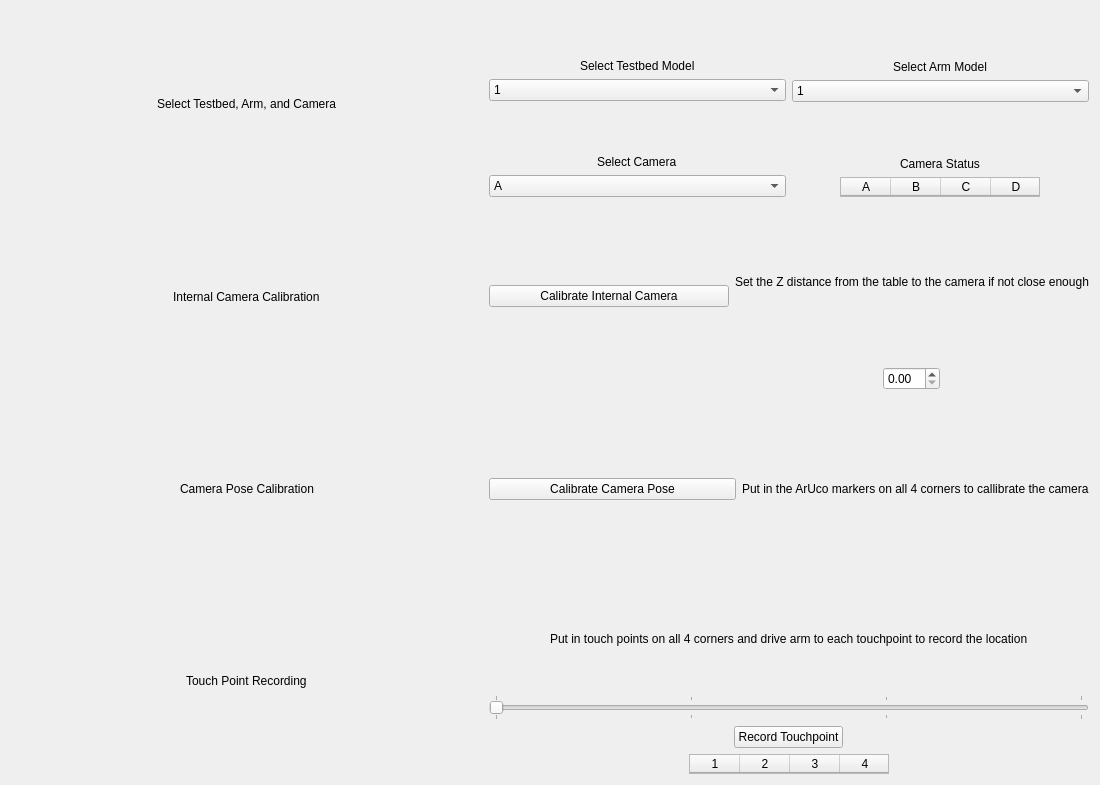
Keeganfn/testbed-calibration, file calibration/resource/calibration.ui: the form before one commit.
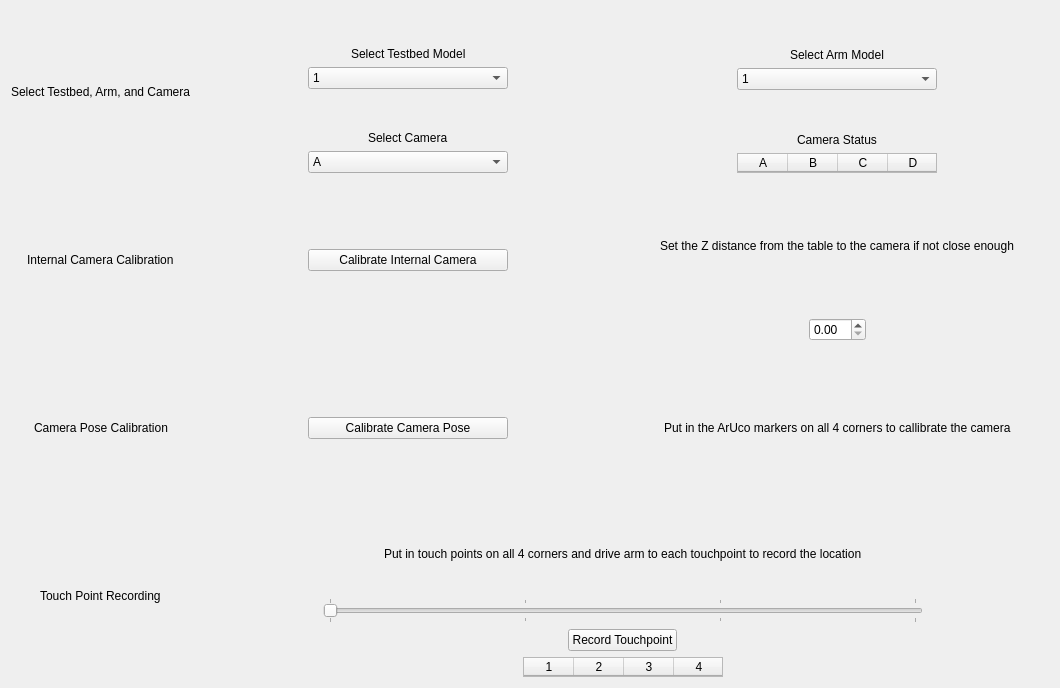
The form after the commit.

Diff of the .ui file:
```diff
--- a/calibration/resource/calibration.ui
+++ b/calibration/resource/calibration.ui
@@ -6,24 +6,253 @@
    <rect>
     <x>0</x>
     <y>0</y>
-    <width>1100</width>
-    <height>785</height>
+    <width>1060</width>
+    <height>688</height>
    </rect>
   </property>
+  <property name="minimumSize">
+   <size>
+    <width>840</width>
+    <height>0</height>
+   </size>
+  </property>
   <property name="windowTitle">
    <string>Form</string>
   </property>
   <layout class="QGridLayout" name="gridLayout">
    <item row="0" column="0">
-    <layout class="QGridLayout" name="gridLayout_2" columnstretch="0,0">
+    <layout class="QGridLayout" name="gridLayout_2" rowstretch="0,0,0,0" columnstretch="0,0">
      <property name="sizeConstraint">
-      <enum>QLayout::SetDefaultConstraint</enum>
+      <enum>QLayout::SetNoConstraint</enum>
      </property>
      <property name="horizontalSpacing">
       <number>6</number>
      </property>
+     <item row="1" column="1">
+      <layout class="QVBoxLayout" name="verticalLayout_9" stretch="0">
+       <item>
+        <layout class="QHBoxLayout" name="horizontalLayout_4" stretch="1,1">
+         <property name="sizeConstraint">
+          <enum>QLayout::SetDefaultConstraint</enum>
+         </property>
+         <item>
+          <layout class="QVBoxLayout" name="verticalLayout_10">
+           <property name="sizeConstraint">
+            <enum>QLayout::SetDefaultConstraint</enum>
+           </property>
+           <item alignment="Qt::AlignHCenter">
+            <widget class="QPushButton" name="calibrateInternalCameraButton_2">
+             <property name="sizePolicy">
+              <sizepolicy hsizetype="Preferred" vsizetype="Fixed">
+               <horstretch>0</horstretch>
+               <verstretch>0</verstretch>
+              </sizepolicy>
+             </property>
+             <property name="minimumSize">
+              <size>
+               <width>200</width>
+               <height>0</height>
+              </size>
+             </property>
+             <property name="maximumSize">
+              <size>
+               <width>400</width>
+               <height>16777215</height>
+              </size>
+             </property>
+             <property name="text">
+              <string>Calibrate Internal Camera</string>
+             </property>
+             <property name="flat">
+              <bool>false</bool>
+             </property>
+            </widget>
+           </item>
+          </layout>
+         </item>
+         <item>
+          <layout class="QVBoxLayout" name="verticalLayout_11" stretch="0,0">
+           <property name="spacing">
+            <number>6</number>
+           </property>
+           <property name="sizeConstraint">
+            <enum>QLayout::SetDefaultConstraint</enum>
+           </property>
+           <item alignment="Qt::AlignHCenter">
+            <widget class="QLabel" name="zDistLabel_2">
+             <property name="text">
+              <string>Set the Z distance from the table to the camera if not close enough</string>
+             </property>
+            </widget>
+           </item>
+           <item alignment="Qt::AlignHCenter">
+            <widget class="QDoubleSpinBox" name="zDistBox_2">
+             <property name="sizePolicy">
+              <sizepolicy hsizetype="Preferred" vsizetype="Fixed">
+               <horstretch>0</horstretch>
+               <verstretch>0</verstretch>
+              </sizepolicy>
+             </property>
+            </widget>
+           </item>
+          </layout>
+         </item>
+        </layout>
+       </item>
+      </layout>
+     </item>
+     <item row="0" column="0" alignment="Qt::AlignHCenter">
+      <widget class="QLabel" name="selectLeftLabel_2">
+       <property name="sizePolicy">
+        <sizepolicy hsizetype="Preferred" vsizetype="Preferred">
+         <horstretch>0</horstretch>
+         <verstretch>0</verstretch>
+        </sizepolicy>
+       </property>
+       <property name="minimumSize">
+        <size>
+         <width>0</width>
+         <height>0</height>
+        </size>
+       </property>
+       <property name="maximumSize">
+        <size>
+         <width>16777215</width>
+         <height>200</height>
+        </size>
+       </property>
+       <property name="text">
+        <string>Select Testbed, Arm, and Camera</string>
+       </property>
+      </widget>
+     </item>
      <item row="2" column="1">
-      <layout class="QHBoxLayout" name="horizontalLayout_6">
+      <layout class="QHBoxLayout" name="horizontalLayout_5" stretch="1,1">
+       <property name="sizeConstraint">
+        <enum>QLayout::SetMinimumSize</enum>
+       </property>
+       <item>
+        <layout class="QVBoxLayout" name="verticalLayout_12">
+         <item alignment="Qt::AlignHCenter">
+          <widget class="QPushButton" name="cameraPoseButton_2">
+           <property name="sizePolicy">
+            <sizepolicy hsizetype="Preferred" vsizetype="Fixed">
+             <horstretch>0</horstretch>
+             <verstretch>0</verstretch>
+            </sizepolicy>
+           </property>
+           <property name="minimumSize">
+            <size>
+             <width>200</width>
+             <height>0</height>
+            </size>
+           </property>
+           <property name="maximumSize">
+            <size>
+             <width>400</width>
+             <height>16777215</height>
+            </size>
+           </property>
+           <property name="text">
+            <string>Calibrate Camera Pose</string>
+           </property>
+          </widget>
+         </item>
+        </layout>
+       </item>
+       <item>
+        <layout class="QVBoxLayout" name="verticalLayout_13">
+         <item alignment="Qt::AlignHCenter">
+          <widget class="QLabel" name="arucoLabel_2">
+           <property name="text">
+            <string>Put in the ArUco markers on all 4 corners to callibrate the camera</string>
+           </property>
+          </widget>
+         </item>
+        </layout>
+       </item>
+      </layout>
+     </item>
+     <item row="3" column="0" alignment="Qt::AlignHCenter">
+      <widget class="QLabel" name="touchPtLeftLabel_2">
+       <property name="sizePolicy">
+        <sizepolicy hsizetype="Preferred" vsizetype="Preferred">
+         <horstretch>0</horstretch>
+         <verstretch>0</verstretch>
+        </sizepolicy>
+       </property>
+       <property name="minimumSize">
+        <size>
+         <width>0</width>
+         <height>0</height>
+        </size>
+       </property>
+       <property name="maximumSize">
+        <size>
+         <width>16777215</width>
+         <height>200</height>
+        </size>
+       </property>
+       <property name="text">
+        <string>Touch Point Recording</string>
+       </property>
+      </widget>
+     </item>
+     <item row="2" column="0" alignment="Qt::AlignHCenter">
+      <widget class="QLabel" name="cameraPoseLeftLabel_2">
+       <property name="sizePolicy">
+        <sizepolicy hsizetype="Preferred" vsizetype="Preferred">
+         <horstretch>0</horstretch>
+         <verstretch>0</verstretch>
+        </sizepolicy>
+       </property>
+       <property name="minimumSize">
+        <size>
+         <width>0</width>
+         <height>0</height>
+        </size>
+       </property>
+       <property name="maximumSize">
+        <size>
+         <width>16777215</width>
+         <height>200</height>
+        </size>
+       </property>
+       <property name="text">
+        <string>Camera Pose Calibration</string>
+       </property>
+      </widget>
+     </item>
+     <item row="1" column="0" alignment="Qt::AlignHCenter">
+      <widget class="QLabel" name="internalCameraLeftLabel_2">
+       <property name="sizePolicy">
+        <sizepolicy hsizetype="Preferred" vsizetype="Preferred">
+         <horstretch>0</horstretch>
+         <verstretch>0</verstretch>
+        </sizepolicy>
+       </property>
+       <property name="minimumSize">
+        <size>
+         <width>0</width>
+         <height>0</height>
+        </size>
+       </property>
+       <property name="maximumSize">
+        <size>
+         <width>16777215</width>
+         <height>200</height>
+        </size>
+       </property>
+       <property name="text">
+        <string>Internal Camera Calibration</string>
+       </property>
+      </widget>
+     </item>
+     <item row="0" column="1">
+      <layout class="QHBoxLayout" name="horizontalLayout_6" stretch="1,1">
+       <property name="sizeConstraint">
+        <enum>QLayout::SetMinimumSize</enum>
+       </property>
        <item>
         <layout class="QVBoxLayout" name="verticalLayout_14">
          <item alignment="Qt::AlignHCenter|Qt::AlignBottom">
@@ -33,8 +262,26 @@
            </property>
           </widget>
          </item>
-         <item>
+         <item alignment="Qt::AlignHCenter">
           <widget class="QComboBox" name="testBedComboBox_2">
+           <property name="sizePolicy">
+            <sizepolicy hsizetype="Preferred" vsizetype="Fixed">
+             <horstretch>0</horstretch>
+             <verstretch>0</verstretch>
+            </sizepolicy>
+           </property>
+           <property name="minimumSize">
+            <size>
+             <width>200</width>
+             <height>0</height>
+            </size>
+           </property>
+           <property name="maximumSize">
+            <size>
+             <width>400</width>
+             <height>16777215</height>
+            </size>
+           </property>
            <item>
             <property name="text">
              <string>1</string>
@@ -54,8 +301,26 @@
            </property>
           </widget>
          </item>
-         <item>
+         <item alignment="Qt::AlignHCenter">
           <widget class="QComboBox" name="cameraComboBox_2">
+           <property name="sizePolicy">
+            <sizepolicy hsizetype="MinimumExpanding" vsizetype="Fixed">
+             <horstretch>0</horstretch>
+             <verstretch>0</verstretch>
+            </sizepolicy>
+           </property>
+           <property name="minimumSize">
+            <size>
+             <width>200</width>
+             <height>0</height>
+            </size>
+           </property>
+           <property name="maximumSize">
+            <size>
+             <width>400</width>
+             <height>16777215</height>
+            </size>
+           </property>
            <item>
             <property name="text">
              <string>A</string>
@@ -84,13 +349,37 @@
         <layout class="QVBoxLayout" name="verticalLayout_15">
          <item alignment="Qt::AlignHCenter|Qt::AlignBottom">
           <widget class="QLabel" name="selectArmLabel_2">
+           <property name="maximumSize">
+            <size>
+             <width>16777215</width>
+             <height>16777215</height>
+            </size>
+           </property>
            <property name="text">
             <string>Select Arm Model</string>
            </property>
           </widget>
          </item>
-         <item>
+         <item alignment="Qt::AlignHCenter">
           <widget class="QComboBox" name="armComboBox_2">
+           <property name="sizePolicy">
+            <sizepolicy hsizetype="Preferred" vsizetype="Fixed">
+             <horstretch>0</horstretch>
+             <verstretch>0</verstretch>
+            </sizepolicy>
+           </property>
+           <property name="minimumSize">
+            <size>
+             <width>200</width>
+             <height>0</height>
+            </size>
+           </property>
+           <property name="maximumSize">
+            <size>
+             <width>400</width>
+             <height>16777215</height>
+            </size>
+           </property>
            <item>
             <property name="text">
              <string>1</string>
@@ -162,105 +451,8 @@
        </item>
       </layout>
      </item>
-     <item row="2" column="0" alignment="Qt::AlignHCenter">
-      <widget class="QLabel" name="selectLeftLabel_2">
-       <property name="sizePolicy">
-        <sizepolicy hsizetype="Minimum" vsizetype="Minimum">
-         <horstretch>0</horstretch>
-         <verstretch>0</verstretch>
-        </sizepolicy>
-       </property>
-       <property name="text">
-        <string>Select Testbed, Arm, and Camera</string>
-       </property>
-      </widget>
-     </item>
-     <item row="9" column="0" alignment="Qt::AlignHCenter">
-      <widget class="QLabel" name="cameraPoseLeftLabel_2">
-       <property name="sizePolicy">
-        <sizepolicy hsizetype="Minimum" vsizetype="Minimum">
-         <horstretch>0</horstretch>
-         <verstretch>0</verstretch>
-        </sizepolicy>
-       </property>
-       <property name="text">
-        <string>Camera Pose Calibration</string>
-       </property>
-      </widget>
-     </item>
-     <item row="8" column="1">
-      <layout class="QVBoxLayout" name="verticalLayout_9">
-       <item>
-        <layout class="QHBoxLayout" name="horizontalLayout_4">
-         <item>
-          <layout class="QVBoxLayout" name="verticalLayout_10">
-           <item>
-            <widget class="QPushButton" name="calibrateInternalCameraButton_2">
-             <property name="sizePolicy">
-              <sizepolicy hsizetype="Preferred" vsizetype="Fixed">
-               <horstretch>0</horstretch>
-               <verstretch>0</verstretch>
-              </sizepolicy>
-             </property>
-             <property name="text">
-              <string>Calibrate Internal Camera</string>
-             </property>
-            </widget>
-           </item>
-          </layout>
-         </item>
-         <item>
-          <layout class="QVBoxLayout" name="verticalLayout_11" stretch="0,0">
-           <property name="spacing">
-            <number>6</number>
-           </property>
-           <property name="sizeConstraint">
-            <enum>QLayout::SetDefaultConstraint</enum>
-           </property>
-           <item alignment="Qt::AlignHCenter|Qt::AlignVCenter">
-            <widget class="QLabel" name="zDistLabel_2">
-             <property name="sizePolicy">
-              <sizepolicy hsizetype="Preferred" vsizetype="Fixed">
-               <horstretch>0</horstretch>
-               <verstretch>0</verstretch>
-              </sizepolicy>
-             </property>
-             <property name="text">
-              <string>Set the Z distance from the table to the camera if not close enough</string>
-             </property>
-            </widget>
-           </item>
-           <item alignment="Qt::AlignHCenter">
-            <widget class="QDoubleSpinBox" name="zDistBox_2">
-             <property name="sizePolicy">
-              <sizepolicy hsizetype="Fixed" vsizetype="Fixed">
-               <horstretch>0</horstretch>
-               <verstretch>0</verstretch>
-              </sizepolicy>
-             </property>
-            </widget>
-           </item>
-          </layout>
-         </item>
-        </layout>
-       </item>
-      </layout>
-     </item>
-     <item row="10" column="0" alignment="Qt::AlignHCenter">
-      <widget class="QLabel" name="touchPtLeftLabel_2">
-       <property name="sizePolicy">
-        <sizepolicy hsizetype="Minimum" vsizetype="Minimum">
-         <horstretch>0</horstretch>
-         <verstretch>0</verstretch>
-        </sizepolicy>
-       </property>
-       <property name="text">
-        <string>Touch Point Recording</string>
-       </property>
-      </widget>
-     </item>
-     <item row="10" column="1">
-      <layout class="QVBoxLayout" name="verticalLayout_16">
+     <item row="3" column="1">
+      <layout class="QVBoxLayout" name="verticalLayout_16" stretch="0,0,0,0">
        <item alignment="Qt::AlignHCenter">
         <widget class="QLabel" name="touchPtLabel_2">
          <property name="text">
@@ -268,17 +460,23 @@
          </property>
         </widget>
        </item>
-       <item>
+       <item alignment="Qt::AlignHCenter">
         <widget class="QSlider" name="touchPtSlider_2">
          <property name="sizePolicy">
-          <sizepolicy hsizetype="MinimumExpanding" vsizetype="Fixed">
+          <sizepolicy hsizetype="Expanding" vsizetype="Fixed">
            <horstretch>0</horstretch>
            <verstretch>0</verstretch>
           </sizepolicy>
          </property>
-         <property name="maximumSize">
+         <property name="minimumSize">
           <size>
            <width>600</width>
+           <height>0</height>
+          </size>
+         </property>
+         <property name="maximumSize">
+          <size>
+           <width>800</width>
            <height>16777215</height>
           </size>
          </property>
@@ -302,7 +500,7 @@
        <item alignment="Qt::AlignHCenter">
         <widget class="QPushButton" name="recordButton_2">
          <property name="sizePolicy">
-          <sizepolicy hsizetype="Fixed" vsizetype="Fixed">
+          <sizepolicy hsizetype="Minimum" vsizetype="Fixed">
            <horstretch>0</horstretch>
            <verstretch>0</verstretch>
           </sizepolicy>
@@ -365,45 +563,6 @@
        </item>
       </layout>
      </item>
-     <item row="9" column="1">
-      <layout class="QHBoxLayout" name="horizontalLayout_5">
-       <item>
-        <layout class="QVBoxLayout" name="verticalLayout_12">
-         <item>
-          <widget class="QPushButton" name="cameraPoseButton_2">
-           <property name="text">
-            <string>Calibrate Camera Pose</string>
-           </property>
-          </widget>
-         </item>
-        </layout>
-       </item>
-       <item>
-        <layout class="QVBoxLayout" name="verticalLayout_13">
-         <item>
-          <widget class="QLabel" name="arucoLabel_2">
-           <property name="text">
-            <string>Put in the ArUco markers on all 4 corners to callibrate the camera</string>
-           </property>
-          </widget>
-         </item>
-        </layout>
-       </item>
-      </layout>
-     </item>
-     <item row="8" column="0" alignment="Qt::AlignHCenter">
-      <widget class="QLabel" name="internalCameraLeftLabel_2">
-       <property name="sizePolicy">
-        <sizepolicy hsizetype="Minimum" vsizetype="Minimum">
-         <horstretch>0</horstretch>
-         <verstretch>0</verstretch>
-        </sizepolicy>
-       </property>
-       <property name="text">
-        <string>Internal Camera Calibration</string>
-       </property>
-      </widget>
-     </item>
     </layout>
    </item>
   </layout>
```
